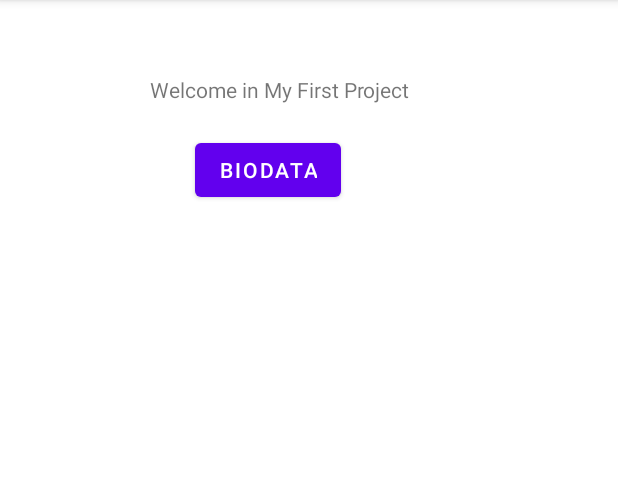
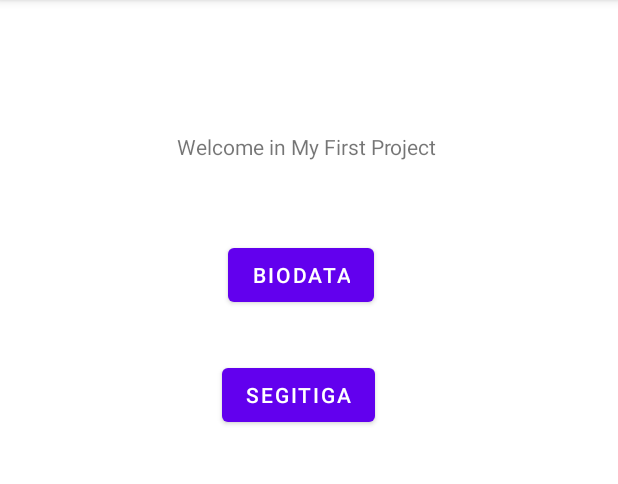
Before and after one commit to 12PDA/tugas1-1818039-praditasari, an Android app: the screen it shows after launch (MainActivity), on a phone screen of 412 x 824 dp, the part 84-568 px from its top. Run offline under Robolectric (Android 15) with nearby library versions, the phone set to English and light mode, and no system bars.

Commit message:
commit tugas1

```diff
--- a/app/src/main/AndroidManifest.xml
+++ b/app/src/main/AndroidManifest.xml
@@ -9,6 +9,9 @@
         android:roundIcon="@mipmap/ic_launcher_round"
         android:supportsRtl="true"
         android:theme="@style/Theme.Pertemuan1_Intent">
+        <activity
+            android:name=".Segitiga"
+            android:exported="true" />
         <activity
             android:name=".Biodata"
             android:exported="true" />
--- a/app/src/main/java/com/example/pertemuan1_intent/MainActivity.java
+++ b/app/src/main/java/com/example/pertemuan1_intent/MainActivity.java
@@ -18,4 +18,9 @@ public class MainActivity extends AppCompatActivity {
         Intent a = new Intent(MainActivity.this, Biodata.class);
         startActivity(a);
     }
+
+    public void segitiga(View view){
+        Intent a = new Intent(MainActivity.this, Segitiga.class);
+        startActivity(a);
+    }
 }
--- a/app/src/main/res/layout/activity_main.xml
+++ b/app/src/main/res/layout/activity_main.xml
@@ -1,5 +1,5 @@
 <?xml version="1.0" encoding="utf-8"?>
-<LinearLayout xmlns:android="http://schemas.android.com/apk/res/android"
+<androidx.constraintlayout.widget.ConstraintLayout xmlns:android="http://schemas.android.com/apk/res/android"
     xmlns:app="http://schemas.android.com/apk/res-auto"
     xmlns:tools="http://schemas.android.com/tools"
     android:layout_width="match_parent"
@@ -11,17 +11,32 @@
         android:id="@+id/textView"
         android:layout_width="wrap_content"
         android:layout_height="wrap_content"
+        android:layout_marginStart="118dp"
+        android:layout_marginTop="88dp"
         android:text="Welcome in My First Project"
-        android:translationX="100dp"
-        android:translationY="50dp" />
+        app:layout_constraintStart_toStartOf="parent"
+        app:layout_constraintTop_toTopOf="parent" />
 
     <Button
         android:id="@+id/button"
         android:layout_width="wrap_content"
         android:layout_height="wrap_content"
+        android:layout_marginStart="152dp"
+        android:layout_marginTop="52dp"
         android:onClick="biodata"
         android:text="BIODATA"
-        android:translationX="130dp"
-        android:translationY="70dp" />
+        app:layout_constraintStart_toStartOf="parent"
+        app:layout_constraintTop_toBottomOf="@+id/textView" />
 
-</LinearLayout>
+    <Button
+        android:id="@+id/btn_segitiga"
+        android:layout_width="wrap_content"
+        android:layout_height="wrap_content"
+        android:layout_marginStart="148dp"
+        android:layout_marginTop="32dp"
+        android:onClick="segitiga"
+        android:text="SEGITIGA"
+        app:layout_constraintStart_toStartOf="parent"
+        app:layout_constraintTop_toBottomOf="@+id/button" />
+
+</androidx.constraintlayout.widget.ConstraintLayout>
```
Also changed, not shown: app/src/main/java/com/example/pertemuan1_intent/Segitiga.java (added, +42 -0 lines), app/src/main/res/layout/activity_segitiga.xml (added, +92 -0 lines).
